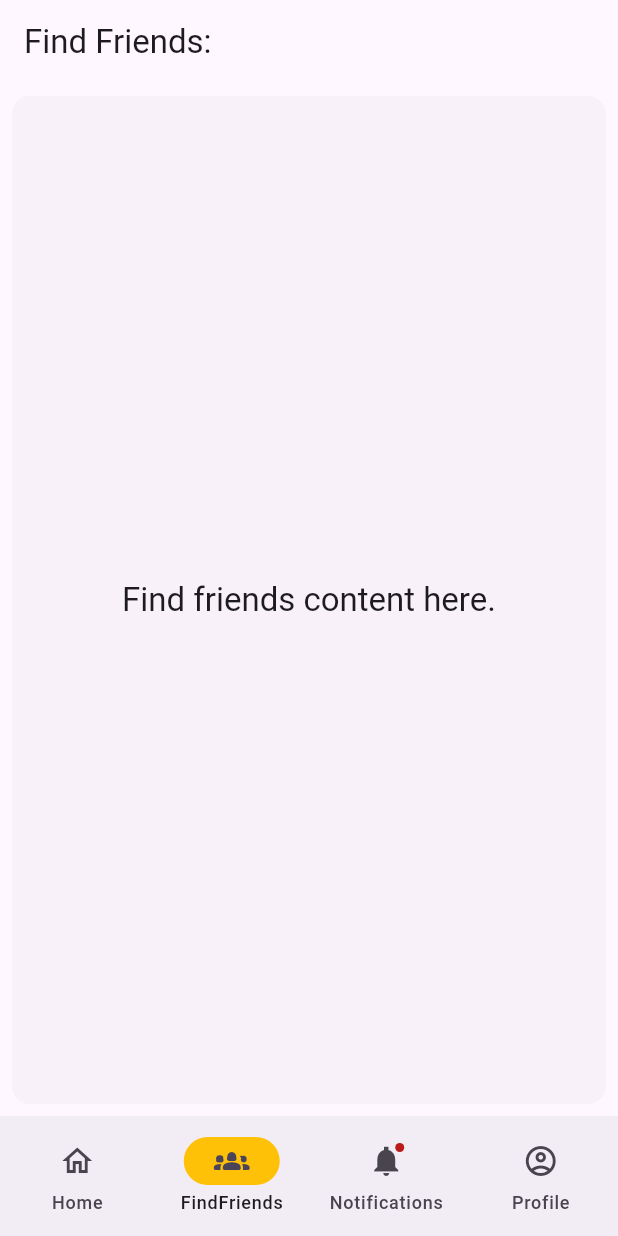
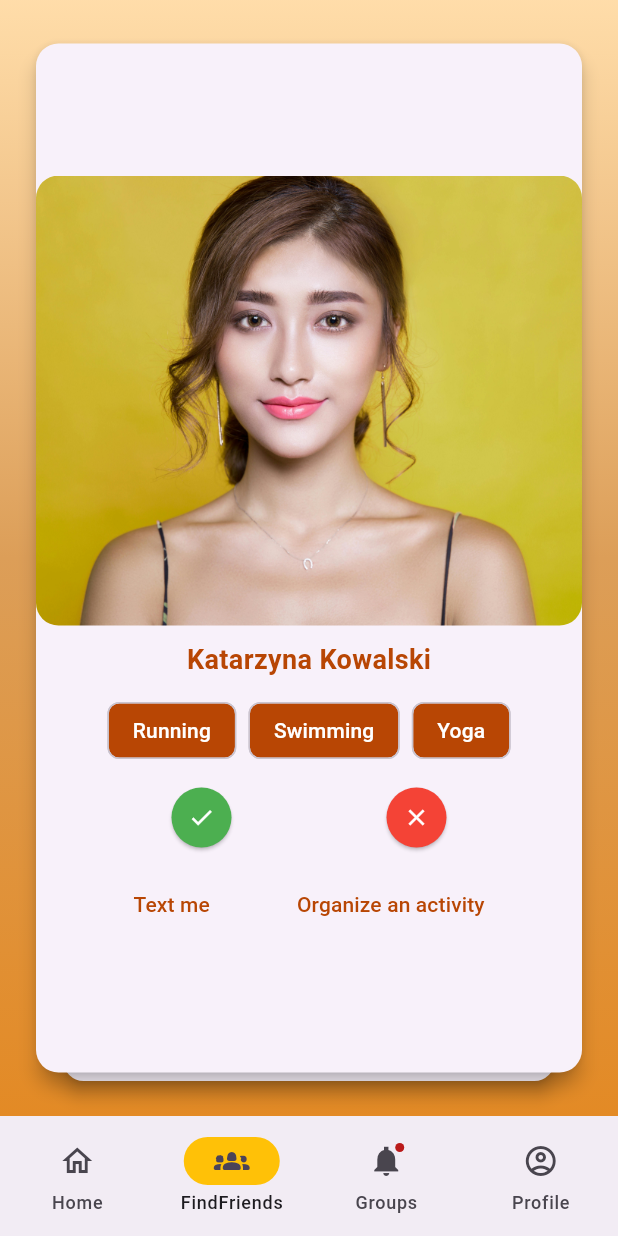
Before and after one commit to Kacpre23/PeakFlow, a Flutter app: the NavigationExample screen opened directly, item 2 of the bottom bar chosen, on a phone screen of 412 x 824 dp. Run offline on Flutter 3.47's test engine with Material 3 defaults, Android fonts, the phone set to English and light mode, and no system bars; drawn by our look-alikes of flutter_card_swiper; our stand-ins replace cloud_firestore, firebase_auth, firebase_core, firebase_storage, image_picker, multi_select_flutter; accounts and stored records are empty.

Commit message:
tinger and groups done

```diff
--- a/lib/home/home.dart
+++ b/lib/home/home.dart
@@ -1,8 +1,10 @@
 import 'package:flutter/material.dart';
+import 'package:peakflow/join_group/join_group_view.dart';
 import 'package:peakflow/personal_details/personal_details_view.dart';
 import 'package:peakflow/services/auth.dart';
 import 'package:peakflow/mainPage/home_page_view.dart';
 import 'package:peakflow/findFriends/findfriends.dart';
+import 'package:peakflow/tinder/tinder_view.dart';
 
 class Home extends StatefulWidget {
   const Home({super.key});
@@ -59,7 +61,7 @@ class _NavigationExampleState extends State<NavigationExample> {
           ),
           NavigationDestination(
             icon: Badge(child: Icon(Icons.notifications_sharp)),
-            label: 'Notifications',
+            label: 'Groups',
           ),
           NavigationDestination(
             selectedIcon: Icon(Icons.account_circle_rounded),
@@ -73,30 +75,11 @@ class _NavigationExampleState extends State<NavigationExample> {
         MainPage(userId: userId),
 
         /// FindFriends page
-        FindFriends(userId: userId),
+        // FindFriends(userId: userId),
+        CardSwiperView(),
 
         /// Notifications page
-        const Padding(
-          padding: EdgeInsets.all(8.0),
-          child: Column(
-            children: <Widget>[
-              Card(
-                child: ListTile(
-                  leading: Icon(Icons.notifications_sharp),
-                  title: Text('Notification 1'),
-                  subtitle: Text('This is a notification'),
-                ),
-              ),
-              Card(
-                child: ListTile(
-                  leading: Icon(Icons.notifications_sharp),
-                  title: Text('Notification 2'),
-                  subtitle: Text('This is a notification'),
-                ),
-              ),
-            ],
-          ),
-        ),
+        ActivityCardView(),
 
         /// Profile page (Personal Details)
         PersonalDetails(userId: userId),
--- /dev/null
+++ b/lib/join_group/join_group_view.dart
@@ -0,0 +1,110 @@
+import 'package:flutter/material.dart';
+
+class ActivityCardView extends StatelessWidget {
+  final List<Activity> activities = [
+    Activity(
+      image: 'images/run.jpg',
+      description: 'Join us for a group run on Monday at 3:00 PM.',
+    ),
+    Activity(
+      image: 'images/yoga.jpeg',
+      description: 'Yoga session on Wednesday at 6:00 PM. All levels welcome!',
+    ),
+    Activity(
+      image: 'images/run.jpg',
+      description: 'Join us for a group run on Monday at 2:00 PM.',
+    ),
+  ];
+
+  @override
+  Widget build(BuildContext context) {
+    return Scaffold(
+      body: Container(
+        decoration: const BoxDecoration(
+          gradient: LinearGradient(
+            colors: [
+              Color.fromARGB(240, 255, 219, 164),
+              Color.fromARGB(255, 220, 158, 88),
+              Color.fromARGB(255, 227, 138, 37),
+            ],
+            begin: Alignment.topCenter,
+            end: Alignment.bottomCenter,
+          ),
+        ),
+        child: ListView.builder(
+          itemCount: activities.length,
+          itemBuilder: (context, index) {
+            final activity = activities[index];
+            return ActivityCard(activity: activity);
+          },
+        ),
+      ),
+    );
+  }
+}
+
+class ActivityCard extends StatelessWidget {
+  final Activity activity;
+
+  ActivityCard({required this.activity});
+
+  @override
+  Widget build(BuildContext context) {
+    return Card(
+      margin: EdgeInsets.all(10.0),
+      color: Colors.white, // Białe tło karty
+      elevation: 4, // Dodanie cienia do karty
+      child: Column(
+        crossAxisAlignment: CrossAxisAlignment.center, // Wyśrodkowanie
+        children: [
+          Padding(
+            padding: const EdgeInsets.all(8.0),
+            child: Image.asset(
+              activity.image,
+              fit: BoxFit.cover,
+              height: 200, // Wysokość obrazu
+            ),
+          ),
+          Padding(
+            padding: const EdgeInsets.all(8.0),
+            child: Text(
+              activity.description,
+              style: TextStyle(fontSize: 16),
+              textAlign: TextAlign.center, // Wyśrodkowanie opisu
+            ),
+          ),
+          ButtonBar(
+            alignment: MainAxisAlignment.center, // Wyśrodkowanie przycisków
+            children: [
+              TextButton(
+                onPressed: () {
+                  // Handle join activity
+                },
+                child: Text('Join Activity'),
+              ),
+              TextButton(
+                onPressed: () {
+                  // Handle reject activity
+                },
+                child: Text('Reject Activity'),
+              ),
+            ],
+          ),
+        ],
+      ),
+    );
+  }
+}
+
+class Activity {
+  final String image;
+  final String description;
+
+  Activity({required this.image, required this.description});
+}
+
+void main() {
+  runApp(MaterialApp(
+    home: ActivityCardView(),
+  ));
+}
--- /dev/null
+++ b/lib/tinder/tinder_view.dart
@@ -0,0 +1,168 @@
+import 'package:flutter/material.dart';
+import 'package:flutter_card_swiper/flutter_card_swiper.dart';
+
+class CardSwiperView extends StatelessWidget {
+  final List<Map<String, dynamic>> profiles = [
+    {
+      'name': 'Katarzyna Kowalski',
+      'image': 'images/face1.jpeg',
+      'interests': ['Running', 'Swimming', 'Yoga'],
+    },
+    {
+      'name': 'Anna Nowak',
+      'image': 'images/face2.jpg',
+      'interests': ['Cycling', 'Gym Workouts', 'Dance Classes'],
+    },
+    {
+      'name': 'Oliwia Wiśniewski',
+      'image': 'images/face3.jpeg',
+      'interests': ['Hiking', 'Martial Arts', 'Rock Climbing'],
+    },
+  ];
+
+  @override
+  Widget build(BuildContext context) {
+    return Scaffold(
+      body: Container(
+        decoration: const BoxDecoration(
+          gradient: LinearGradient(
+            colors: [
+              Color.fromARGB(240, 255, 219, 164),
+              Color.fromARGB(255, 220, 158, 88),
+              Color.fromARGB(255, 227, 138, 37),
+            ],
+            begin: Alignment.topCenter,
+            end: Alignment.bottomCenter,
+          ),
+        ),
+        child: Center(
+          child: CardSwiper(
+            cardsCount: profiles.length,
+            cardBuilder: (BuildContext context, int index, int totalCards,
+                int currentIndex) {
+              return Card(
+                shape: RoundedRectangleBorder(
+                  borderRadius: BorderRadius.circular(15.0),
+                ),
+                elevation: 5,
+                child: Column(
+                  mainAxisAlignment: MainAxisAlignment.center,
+                  children: [
+                    ClipRRect(
+                      borderRadius: BorderRadius.circular(15.0),
+                      child: Image.asset(
+                        profiles[index]['image']!,
+                        fit: BoxFit.cover,
+                        height: 300,
+                        width: double.infinity,
+                      ),
+                    ),
+                    const SizedBox(height: 10),
+                    Text(
+                      profiles[index]['name']!,
+                      style: const TextStyle(
+                        color: Color.fromARGB(
+                            255, 184, 70, 4), // Pomarańczowy kolor tekstu
+                        fontSize: 18,
+                        fontWeight: FontWeight.bold,
+                      ),
+                    ),
+                    const SizedBox(height: 10),
+                    // Kafelki z preferowanymi aktywnościami
+                    Padding(
+                      padding: const EdgeInsets.symmetric(horizontal: 10.0),
+                      child: Wrap(
+                        spacing: 8.0,
+                        runSpacing: 4.0,
+                        children: profiles[index]['interests']
+                            .map<Widget>((interest) => Chip(
+                                  label: Text(interest),
+                                  backgroundColor: const Color.fromARGB(
+                                      255, 184, 70, 4), // Pomarańczowy kolor
+                                  labelStyle:
+                                      const TextStyle(color: Colors.white),
+                                ))
+                            .toList(),
+                      ),
+                    ),
+                    const SizedBox(height: 10),
+                    Row(
+                      mainAxisAlignment: MainAxisAlignment.spaceEvenly,
+                      children: [
+                        // Przycisk z ikoną check
+                        ElevatedButton(
+                          style: ElevatedButton.styleFrom(
+                            backgroundColor: Colors.green,
+                            shape: CircleBorder(), // Okrągły kształt
+                          ),
+                          onPressed: () {
+                            // Akcja po naciśnięciu przycisku
+                          },
+                          child: const Icon(Icons.check, color: Colors.white),
+                        ),
+                        // Przycisk z ikoną krzyżyka
+                        ElevatedButton(
+                          style: ElevatedButton.styleFrom(
+                            backgroundColor: Colors.red,
+                            shape: CircleBorder(), // Okrągły kształt
+                          ),
+                          onPressed: () {
+                            // Akcja po naciśnięciu przycisku
+                          },
+                          child: const Icon(Icons.close, color: Colors.white),
+                        ),
+                      ],
+                    ),
+                    const SizedBox(height: 10),
+                    Row(
+                      mainAxisAlignment: MainAxisAlignment.center,
+                      children: [
+                        // Przycisk "Napisz do mnie"
+                        ElevatedButton(
+                          onPressed: () {
+                            // Akcja po naciśnięciu przycisku
+                          },
+                          style: ElevatedButton.styleFrom(
+                            primary:
+                                Colors.transparent, // Przezroczysty kolor tła
+                            shadowColor: Colors.transparent, // Bez cienia
+                          ),
+                          child: Text(
+                            "Text me",
+                            style: const TextStyle(
+                              color: Color.fromARGB(
+                                  255, 184, 70, 4), // Pomarańczowy kolor tekstu
+                            ),
+                          ),
+                        ),
+                        const SizedBox(width: 10),
+                        // Przycisk "Zorganizuj wspólną aktywność"
+                        ElevatedButton(
+                          onPressed: () {
+                            // Akcja po naciśnięciu przycisku
+                          },
+                          style: ElevatedButton.styleFrom(
+                            primary:
+                                Colors.transparent, // Przezroczysty kolor tła
+                            shadowColor: Colors.transparent, // Bez cienia
+                          ),
+                          child: Text(
+                            "Organize an activity",
+                            style: const TextStyle(
+                              color: Color.fromARGB(
+                                  255, 184, 70, 4), // Pomarańczowy kolor tekstu
+                            ),
+                          ),
+                        ),
+                      ],
+                    ),
+                  ],
+                ),
+              );
+            },
+          ),
+        ),
+      ),
+    );
+  }
+}
--- a/pubspec.yaml
+++ b/pubspec.yaml
@@ -46,6 +46,7 @@ dependencies:
   image_picker: ^1.0.8
   firebase_storage: ^11.6.9
   multi_select_flutter: ^4.1.3
+  flutter_card_swiper: ^7.0.1
 
 dev_dependencies:
   flutter_test:
```
Also changed, not shown: images/face1.jpeg (added), images/face2.jpg (added), images/face3.jpeg (added), images/run.jpg (added), images/welcome_screen.png (deleted), images/yoga.jpeg (added), pubspec.lock.
